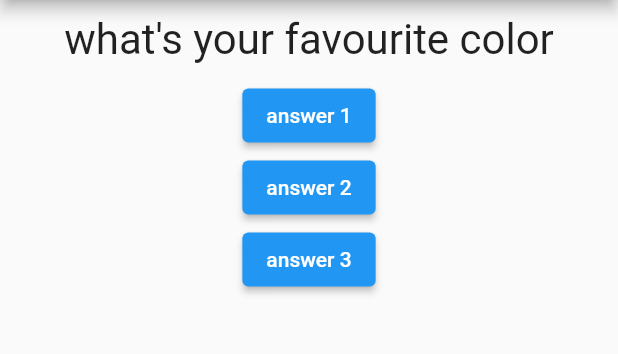
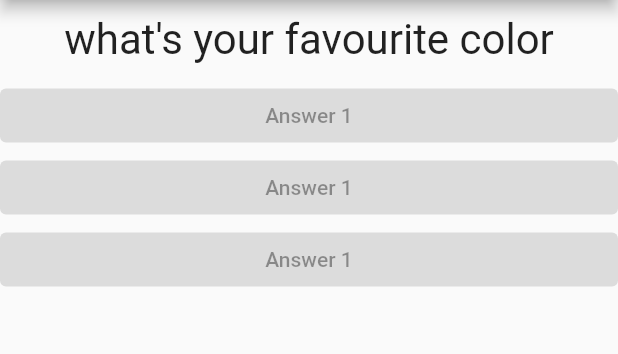
Before and after one commit to git-tolu/first_app, a Flutter app: the screen it shows after launch, on a phone screen of 412 x 824 dp, the part 84-438 px from its top. Run offline on Flutter 3.47's test engine with Material 2 defaults, Android fonts, the phone set to English and light mode, and no system bars.

Commit message:
answer.dart

```diff
--- /dev/null
+++ b/lib/answer.dart
@@ -0,0 +1,19 @@
+import 'package:flutter/cupertino.dart';
+import 'package:flutter/material.dart';
+import 'package:flutter/src/widgets/container.dart';
+import 'package:flutter/src/widgets/framework.dart';
+
+class Answer extends StatelessWidget {
+  final Function selectHandler;
+  Answer(this.selectHandler);
+  @override
+  Widget build(BuildContext context) {
+    return Container(
+      width: double.infinity,
+      child: ElevatedButton(
+        child: Text('Answer 1'),
+        onPressed: null,
+      ),
+    );
+  }
+}
--- a/lib/main.dart
+++ b/lib/main.dart
@@ -1,5 +1,6 @@
 import 'package:flutter/material.dart';
 import './question.dart';
+import './answer.dart';
 
 // void main() {
 //   runApp(MyApp());
@@ -41,20 +42,9 @@ class MyAppState extends State<MyApp> {
             Question(
               questions[questionIndex],
             ),
-            ElevatedButton(
-              child: Text('answer 1'),
-              onPressed: answerQuestion,
-            ),
-            ElevatedButton(
-              child: Text('answer 2'),
-              onPressed: () => print('Answer 2 chosen'),
-            ),
-            ElevatedButton(
-              child: Text('answer 3'),
-              onPressed: () {
-                print('Answer 3 chosen');
-              },
-            ),
+            Answer(answerQuestion),
+            Answer(answerQuestion),
+            Answer(answerQuestion),
           ],
         ),
       ),
```
